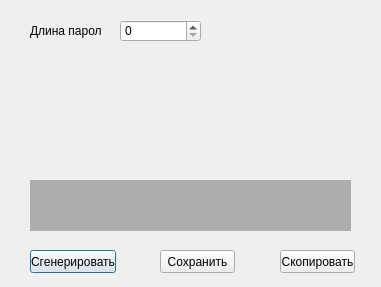
The window that gui/genQt.ui (evlx87/pass_generator) describes before a commit, drawn with Qt 5.
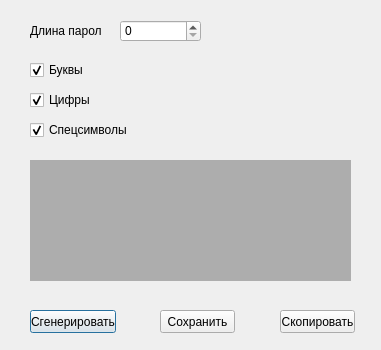
The same window after the commit.

Commit message: добавлена возможность выбора типов символов используемых в пароле

Diff of the .ui file:
```diff
--- a/gui/genQt.ui
+++ b/gui/genQt.ui
@@ -7,7 +7,7 @@
     <x>0</x>
     <y>0</y>
     <width>381</width>
-    <height>287</height>
+    <height>350</height>
    </rect>
   </property>
   <property name="windowTitle">
@@ -17,7 +17,7 @@
    <property name="geometry">
     <rect>
      <x>30</x>
-     <y>250</y>
+     <y>310</y>
      <width>86</width>
      <height>23</height>
     </rect>
@@ -30,7 +30,7 @@
    <property name="geometry">
     <rect>
      <x>160</x>
-     <y>250</y>
+     <y>310</y>
      <width>75</width>
      <height>23</height>
     </rect>
@@ -43,7 +43,7 @@
    <property name="geometry">
     <rect>
      <x>280</x>
-     <y>250</y>
+     <y>310</y>
      <width>75</width>
      <height>23</height>
     </rect>
@@ -75,13 +75,61 @@
     <string>Длина пароля</string>
    </property>
   </widget>
+  <widget class="QCheckBox" name="checkBox_letters">
+   <property name="geometry">
+    <rect>
+     <x>30</x>
+     <y>60</y>
+     <width>100</width>
+     <height>20</height>
+    </rect>
+   </property>
+   <property name="text">
+    <string>Буквы</string>
+   </property>
+   <property name="checked">
+    <bool>true</bool>
+   </property>
+  </widget>
+  <widget class="QCheckBox" name="checkBox_digits">
+   <property name="geometry">
+    <rect>
+     <x>30</x>
+     <y>90</y>
+     <width>100</width>
+     <height>20</height>
+    </rect>
+   </property>
+   <property name="text">
+    <string>Цифры</string>
+   </property>
+   <property name="checked">
+    <bool>true</bool>
+   </property>
+  </widget>
+  <widget class="QCheckBox" name="checkBox_special">
+   <property name="geometry">
+    <rect>
+     <x>30</x>
+     <y>120</y>
+     <width>100</width>
+     <height>20</height>
+    </rect>
+   </property>
+   <property name="text">
+    <string>Спецсимволы</string>
+   </property>
+   <property name="checked">
+    <bool>true</bool>
+   </property>
+  </widget>
   <widget class="QLabel" name="password_label">
    <property name="geometry">
     <rect>
      <x>30</x>
-     <y>180</y>
+     <y>160</y>
      <width>321</width>
-     <height>51</height>
+     <height>121</height>
     </rect>
    </property>
    <property name="styleSheet">
```
The commit also changes 2 other files.
